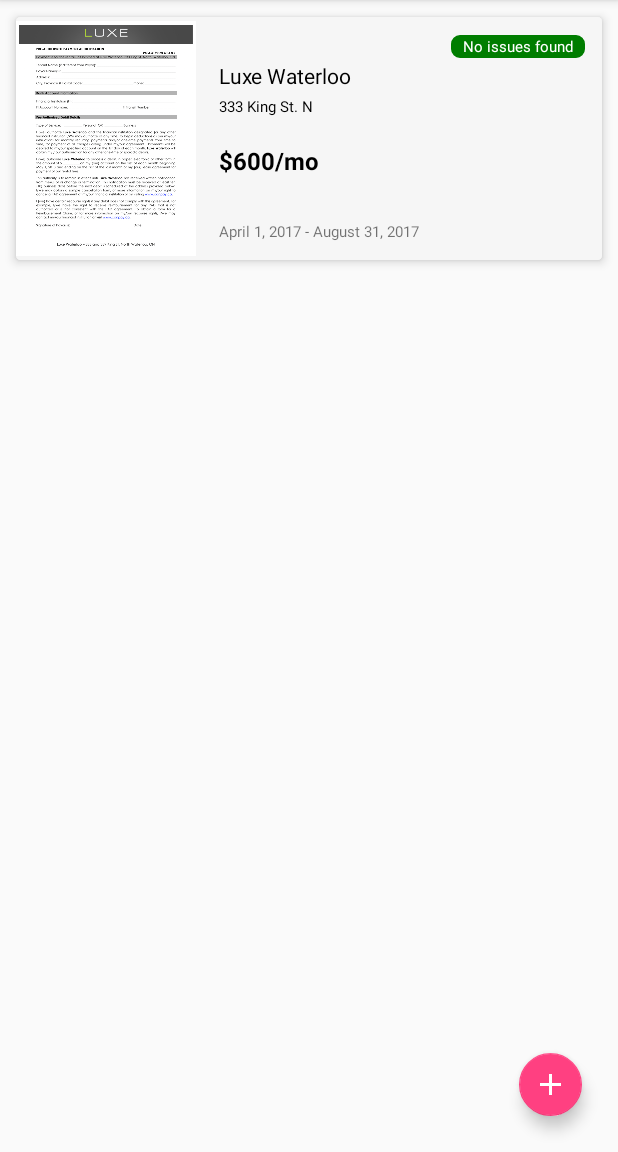
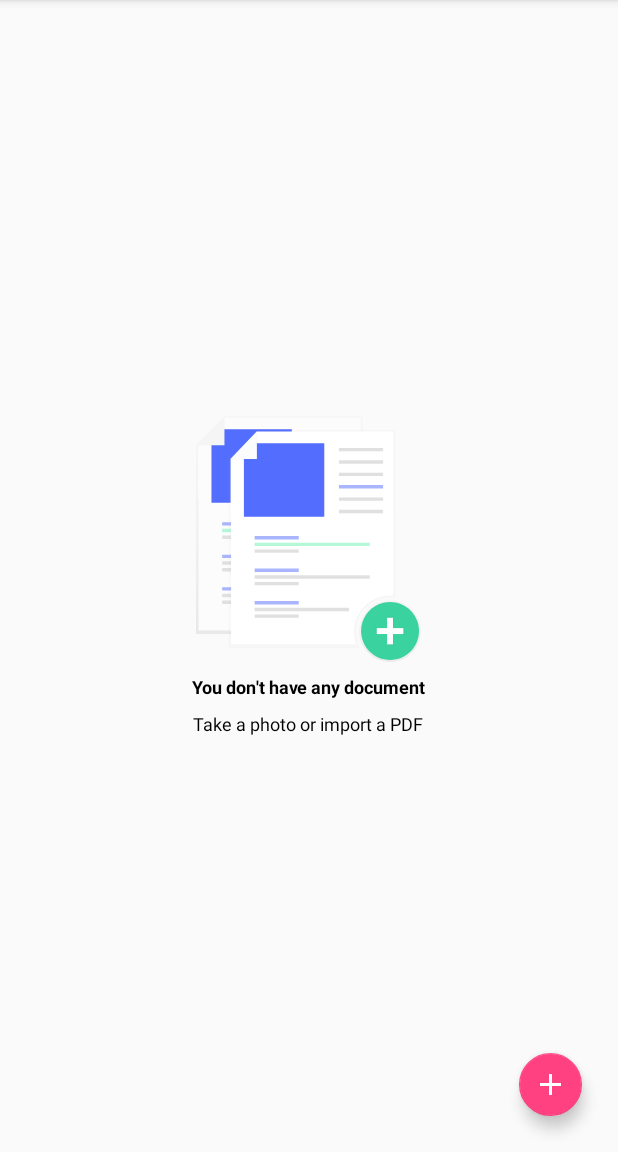
Before and after one commit to nshaheer/RentSafe, an Android app: the screen it shows after launch (SafeRentActivity), on a phone screen of 412 x 824 dp, the part 84-1236 px from its top. Run offline under Robolectric (Android 15) with nearby library versions, the phone set to English and light mode, and no system bars; our stand-ins replace Dagger/Hilt's generated code; 3 statements that could not run were skipped.

Commit message:
Added DocumentRepository where API calls will be made to fetch analysis data. Added empty state in summary page. Hooked up repository to summary page as well.

```diff
--- a/LeaseGuard/app/src/main/java/com/leaseguard/leaseguard/AppModule.kt
+++ b/LeaseGuard/app/src/main/java/com/leaseguard/leaseguard/AppModule.kt
@@ -1,6 +1,7 @@
 package com.leaseguard.leaseguard
 
 import android.content.Context
+import com.leaseguard.leaseguard.repositories.DocumentRepository
 import dagger.Module
 import dagger.Provides
 import javax.inject.Singleton
@@ -12,4 +13,10 @@ class AppModule {
     fun provideContext(application: LeaseGuardApplication): Context {
         return application
     }
+
+    @Provides
+    @Singleton
+    fun provideDocumentRepository(): DocumentRepository {
+        return DocumentRepository()
+    }
 }
--- a/LeaseGuard/app/src/main/java/com/leaseguard/leaseguard/landing/AnalyzeDocActivity.kt
+++ b/LeaseGuard/app/src/main/java/com/leaseguard/leaseguard/landing/AnalyzeDocActivity.kt
@@ -102,6 +102,7 @@ class AnalyzeDocActivity : BaseActivity<AnalyzeDocActivityViewModel>() {
     override fun onOptionsItemSelected(item: MenuItem?): Boolean {
         return when (item?.itemId) {
             android.R.id.home -> {
+                setResult(RESULT_OK)
                 finish()
                 return true
             }
@@ -118,8 +119,8 @@ class AnalyzeDocActivity : BaseActivity<AnalyzeDocActivityViewModel>() {
         analyzingDialog = AlertDialog.Builder(this)
                 .setTitle("Analyzing document...")
                 .setMessage("We are automatically checking to see if there are any issues with your lease")
-                .setPositiveButton("CANCEL") { dialogInterface, _ ->
-                    analyzeDocViewModel.cancelAnalysis(dialogInterface)
+                .setPositiveButton("CANCEL") { _, _ ->
+                    analyzeDocViewModel.cancelAnalysis()
                 }
                 .setCancelable(false)
                 .create()
--- a/LeaseGuard/app/src/main/java/com/leaseguard/leaseguard/landing/AnalyzeDocActivityViewModel.kt
+++ b/LeaseGuard/app/src/main/java/com/leaseguard/leaseguard/landing/AnalyzeDocActivityViewModel.kt
@@ -1,14 +1,13 @@
 package com.leaseguard.leaseguard.landing
 
-import android.content.DialogInterface
-import android.util.Log
 import androidx.lifecycle.MutableLiveData
 import androidx.lifecycle.ViewModel
 import com.leaseguard.leaseguard.models.LeaseDocument
 import com.leaseguard.leaseguard.models.RentIssue
+import com.leaseguard.leaseguard.repositories.DocumentRepository
 import javax.inject.Inject
 
-class AnalyzeDocActivityViewModel @Inject constructor() : ViewModel() {
+class AnalyzeDocActivityViewModel @Inject constructor(private val documentRepository: DocumentRepository) : ViewModel() {
     val rentIsSafe = false
     val dummyDocument = LeaseDocument("Luxe Waterloo", "333 King Street N", 600, "May 1, 2017 - Aug 31, 2017", 2)
     val dummyIssues = listOf(
@@ -31,7 +30,6 @@ class AnalyzeDocActivityViewModel @Inject constructor() : ViewModel() {
     var leaseDetails: MutableLiveData<LeaseDocument> = MutableLiveData()
 
     fun doAnalysis() {
-        Log.d("sang", "i am doing analysis")
         isLoading.postValue(true)
         // TODO: Make an API call
         val thread = Thread(Runnable {
@@ -40,11 +38,12 @@ class AnalyzeDocActivityViewModel @Inject constructor() : ViewModel() {
             showSafeRent.postValue(rentIsSafe)
             rentIssues.postValue(dummyIssues)
             leaseDetails.postValue(dummyDocument)
+            documentRepository.addDocument(dummyDocument)
         })
         thread.start()
     }
 
-    fun cancelAnalysis(dialogInterface: DialogInterface) {
+    fun cancelAnalysis() {
         endActivity.postValue(0)
     }
 }
--- a/LeaseGuard/app/src/main/java/com/leaseguard/leaseguard/landing/SafeRentActivity.kt
+++ b/LeaseGuard/app/src/main/java/com/leaseguard/leaseguard/landing/SafeRentActivity.kt
@@ -19,11 +19,15 @@ import javax.inject.Inject
 
 class SafeRentActivity : BaseActivity<SafeRentActivityViewModel>() {
     private val LIBRARY_CODE = 1
+    private val ANALYZE_DOC_CODE = 2
 
     @Inject
     lateinit var safeRentViewModel : SafeRentActivityViewModel
+
     private lateinit var viewAdapter: RecyclerView.Adapter<*>
     private lateinit var viewManager: RecyclerView.LayoutManager
+
+    private val leaseList : ArrayList<LeaseDocument> = ArrayList()
 
     override fun onCreate(savedInstanceState: Bundle?) {
         super.onCreate(savedInstanceState)
@@ -48,12 +52,25 @@ class SafeRentActivity : BaseActivity<SafeRentActivityViewModel>() {
 
         safeRentViewModel.startAnalyzeDocActivity.observe(this, Observer {
             val intent = Intent(this, AnalyzeDocActivity::class.java)
-            startActivity(intent)
+            startActivityForResult(intent, ANALYZE_DOC_CODE)
         })
 
-        val leaseList : ArrayList<LeaseDocument> = ArrayList();
-        val leaseDocument : LeaseDocument = LeaseDocument("Luxe Waterloo", "333 King St. N", 600, "April 1, 2017 - August 31, 2017", 0)
-        leaseList.add(leaseDocument)
+        safeRentViewModel.documentUpdated.observe(this, Observer { documents ->
+            leaseList.clear()
+            leaseList.addAll(documents)
+            viewAdapter.notifyDataSetChanged()
+            if (leaseList.isNotEmpty()) {
+                noDocumentContainer.visibility = View.GONE
+            } else {
+                noDocumentContainer.visibility = View.VISIBLE
+            }
+        })
+
+        if (leaseList.isNotEmpty()) {
+            noDocumentContainer.visibility = View.GONE
+        } else {
+            noDocumentContainer.visibility = View.VISIBLE
+        }
         viewAdapter = DocumentAdapter(leaseList)
         viewManager = LinearLayoutManager(this)
         recyclerDocumentList.setHasFixedSize(true)
@@ -115,9 +132,13 @@ class SafeRentActivity : BaseActivity<SafeRentActivityViewModel>() {
 
     override fun onActivityResult(requestCode: Int, resultCode: Int, data: Intent?) {
         super.onActivityResult(requestCode, resultCode, data)
-        if (requestCode == LIBRARY_CODE && resultCode == RESULT_OK) {
-            val resultFile = data?.data
-            safeRentViewModel.onFileSelected(resultFile)
+        if (resultCode == RESULT_OK) {
+            if (requestCode == LIBRARY_CODE) {
+                val resultFile = data?.data
+                safeRentViewModel.onFileSelected(resultFile)
+            } else if (requestCode == ANALYZE_DOC_CODE) {
+                safeRentViewModel.onReturned()
+            }
         }
     }
 }
--- a/LeaseGuard/app/src/main/java/com/leaseguard/leaseguard/landing/SafeRentActivityModule.kt
+++ b/LeaseGuard/app/src/main/java/com/leaseguard/leaseguard/landing/SafeRentActivityModule.kt
@@ -1,17 +1,18 @@
 package com.leaseguard.leaseguard.landing
 
+import com.leaseguard.leaseguard.repositories.DocumentRepository
 import dagger.Module
 import dagger.Provides
 
 @Module
 class SafeRentActivityModule {
     @Provides
-    fun provideSafeRentActivityViewModel() : SafeRentActivityViewModel {
-        return SafeRentActivityViewModel()
+    fun provideSafeRentActivityViewModel(documentRepository: DocumentRepository) : SafeRentActivityViewModel {
+        return SafeRentActivityViewModel(documentRepository)
     }
 
     @Provides
-    fun provideAnalyzeDocActivityViewModel(): AnalyzeDocActivityViewModel {
-        return AnalyzeDocActivityViewModel()
+    fun provideAnalyzeDocActivityViewModel(documentRepository: DocumentRepository): AnalyzeDocActivityViewModel {
+        return AnalyzeDocActivityViewModel(documentRepository)
     }
 }
--- a/LeaseGuard/app/src/main/java/com/leaseguard/leaseguard/landing/SafeRentActivityViewModel.kt
+++ b/LeaseGuard/app/src/main/java/com/leaseguard/leaseguard/landing/SafeRentActivityViewModel.kt
@@ -3,13 +3,21 @@ package com.leaseguard.leaseguard.landing
 import android.net.Uri
 import androidx.lifecycle.MutableLiveData
 import androidx.lifecycle.ViewModel
+import com.leaseguard.leaseguard.models.LeaseDocument
+import com.leaseguard.leaseguard.repositories.DocumentRepository
 import javax.inject.Inject
 
-class SafeRentActivityViewModel @Inject constructor() : ViewModel() {
+class SafeRentActivityViewModel @Inject constructor(private val documentRepository: DocumentRepository) : ViewModel() {
     var startAnalyzeDocActivity: MutableLiveData<Int> = MutableLiveData()
+    var documentUpdated: MutableLiveData<List<LeaseDocument>> = MutableLiveData()
+
     fun onFileSelected(file : Uri?) {
         // TODO: save file to data layer (injected repository)
         // start analyze activity
         startAnalyzeDocActivity.postValue(0)
     }
+
+    fun onReturned() {
+        documentUpdated.postValue(documentRepository.getDocuments())
+    }
 }
--- /dev/null
+++ b/LeaseGuard/app/src/main/java/com/leaseguard/leaseguard/repositories/DocumentRepository.kt
@@ -0,0 +1,16 @@
+package com.leaseguard.leaseguard.repositories
+
+import com.leaseguard.leaseguard.models.LeaseDocument
+import javax.inject.Inject
+
+class DocumentRepository @Inject constructor() {
+    private var documents: List<LeaseDocument>? = null
+
+    fun getDocuments(): List<LeaseDocument> {
+        return documents?: listOf()
+    }
+
+    fun addDocument(doc: LeaseDocument) {
+        documents = listOf(doc)
+    }
+}
--- /dev/null
+++ b/LeaseGuard/app/src/main/res/drawable/ic_empty_documents.xml
@@ -0,0 +1,244 @@
+<vector xmlns:android="http://schemas.android.com/apk/res/android"
+    xmlns:aapt="http://schemas.android.com/aapt"
+    android:width="150dp"
+    android:height="164dp"
+    android:viewportWidth="150"
+    android:viewportHeight="164">
+  <path
+      android:pathData="M85.302,132.414C85.302,121.755 95.833,111.928 106.498,111.928C108.132,111.928 109.716,111.516 111.237,111.895C111.258,111.43 111.27,108.695 111.27,108.225V0H18.956L0,19.461V145.388H87.157C85.282,142.414 85.302,136.191 85.302,132.414Z">
+    <aapt:attr name="android:fillColor">
+      <gradient
+          android:startY="145.388"
+          android:startX="55.6319"
+          android:endY="0"
+          android:endX="55.6319"
+          android:type="linear">
+        <item android:offset="0" android:color="#3FB3B3B3"/>
+        <item android:offset="0.54" android:color="#19B3B3B3"/>
+        <item android:offset="1" android:color="#0CB3B3B3"/>
+      </gradient>
+    </aapt:attr>
+  </path>
+  <path
+      android:pathData="M83.654,134.473C83.654,128.083 86.194,121.955 90.715,117.436C95.236,112.918 101.367,110.379 107.761,110.379C108.488,110.379 109.203,110.414 109.92,110.476V54.611H1.747V142.917H85.176C84.166,140.216 83.651,137.356 83.654,134.473Z"
+      android:fillColor="#FCFCFC"/>
+  <path
+      android:pathData="M109.84,55.435H1.424V19.461L18.956,1.133H109.84V55.435Z"
+      android:fillColor="#FCFCFC"/>
+  <path
+      android:pathData="M103.088,12.066H73.679V14.308H103.088V12.066Z"
+      android:fillColor="#E0E0E0"/>
+  <path
+      android:pathData="M103.088,20.303H73.679V22.545H103.088V20.303Z"
+      android:fillColor="#E0E0E0"/>
+  <path
+      android:pathData="M103.088,28.54H73.679V30.783H103.088V28.54Z"
+      android:fillColor="#E0E0E0"/>
+  <path
+      android:pathData="M103.088,36.777H73.679V39.02H103.088V36.777Z"
+      android:strokeAlpha="0.5"
+      android:fillColor="#536DFE"
+      android:fillAlpha="0.5"/>
+  <path
+      android:pathData="M103.088,45.015H73.679V47.257H103.088V45.015Z"
+      android:fillColor="#E0E0E0"/>
+  <path
+      android:pathData="M103.088,53.252H73.679V55.494H103.088V53.252Z"
+      android:fillColor="#E0E0E0"/>
+  <path
+      android:pathData="M46.865,70.756H17.456V72.999H46.865V70.756Z"
+      android:strokeAlpha="0.5"
+      android:fillColor="#536DFE"
+      android:fillAlpha="0.5"/>
+  <path
+      android:pathData="M46.865,79.722H17.456V81.965H46.865V79.722Z"
+      android:fillColor="#E0E0E0"/>
+  <path
+      android:pathData="M94.22,75.239H17.456V77.482H94.22V75.239Z"
+      android:strokeAlpha="0.5"
+      android:fillColor="#69F0AE"
+      android:fillAlpha="0.5"/>
+  <path
+      android:pathData="M46.865,92.426H17.456V94.669H46.865V92.426Z"
+      android:strokeAlpha="0.5"
+      android:fillColor="#536DFE"
+      android:fillAlpha="0.5"/>
+  <path
+      android:pathData="M46.865,101.395H17.456V103.637H46.865V101.395Z"
+      android:fillColor="#E0E0E0"/>
+  <path
+      android:pathData="M94.22,96.91H17.456V99.152H94.22V96.91Z"
+      android:fillColor="#E0E0E0"/>
+  <path
+      android:pathData="M46.865,114.099H17.456V116.341H46.865V114.099Z"
+      android:strokeAlpha="0.5"
+      android:fillColor="#536DFE"
+      android:fillAlpha="0.5"/>
+  <path
+      android:pathData="M46.865,123.065H17.456V125.307H46.865V123.065Z"
+      android:fillColor="#E0E0E0"/>
+  <path
+      android:pathData="M80.384,118.582H17.456V120.824H80.384V118.582Z"
+      android:fillColor="#E0E0E0"/>
+  <path
+      android:pathData="M63.874,57.867H10.302V11.12L12.157,8.855H16.432H63.874V57.867Z"
+      android:fillColor="#536DFE"/>
+  <path
+      android:pathData="M1.012,19.872H19.368V0.721L1.012,19.872Z">
+    <aapt:attr name="android:fillColor">
+      <gradient
+          android:startY="1848.86"
+          android:startX="908.922"
+          android:endY="67.7515"
+          android:endX="908.922"
+          android:type="linear">
+        <item android:offset="0" android:color="#3FB3B3B3"/>
+        <item android:offset="0.54" android:color="#19B3B3B3"/>
+        <item android:offset="1" android:color="#0CB3B3B3"/>
+      </gradient>
+    </aapt:attr>
+  </path>
+  <path
+      android:pathData="M1.424,19.461H18.956V1.133L1.424,19.461Z"
+      android:fillColor="#F5F5F5"/>
+  <path
+      android:pathData="M129.369,164C140.763,164 150,154.768 150,143.38C150,131.992 140.763,122.76 129.369,122.76C117.975,122.76 108.738,131.992 108.738,143.38C108.738,154.768 117.975,164 129.369,164Z"
+      android:strokeAlpha="0.5"
+      android:fillAlpha="0.5">
+    <aapt:attr name="android:fillColor">
+      <gradient
+          android:startY="164"
+          android:startX="129.369"
+          android:endY="122.76"
+          android:endX="129.369"
+          android:type="linear">
+        <item android:offset="0" android:color="#3F808080"/>
+        <item android:offset="0.54" android:color="#1E808080"/>
+        <item android:offset="1" android:color="#19808080"/>
+      </gradient>
+    </aapt:attr>
+  </path>
+  <path
+      android:pathData="M129.369,162.68C140.034,162.68 148.679,154.039 148.679,143.38C148.679,132.721 140.034,124.08 129.369,124.08C118.704,124.08 110.058,132.721 110.058,143.38C110.058,154.039 118.704,162.68 129.369,162.68Z"
+      android:fillColor="#3AD29F"/>
+  <path
+      android:pathData="M139.788,141.053H131.695V132.966H127.043V141.053H118.949V145.705H127.043V153.794H131.695V145.705H139.788V141.053Z"
+      android:strokeAlpha="0.5"
+      android:fillAlpha="0.5">
+    <aapt:attr name="android:fillColor">
+      <gradient
+          android:startY="15687.7"
+          android:startX="13203.3"
+          android:endY="13581.2"
+          android:endX="13203.3"
+          android:type="linear">
+        <item android:offset="0" android:color="#3F808080"/>
+        <item android:offset="0.54" android:color="#1E808080"/>
+        <item android:offset="1" android:color="#19808080"/>
+      </gradient>
+    </aapt:attr>
+  </path>
+  <path
+      android:pathData="M131.347,134.527H127.391V152.231H131.347V134.527Z"
+      android:fillColor="#ffffff"/>
+  <path
+      android:pathData="M138.227,145.357V141.403H120.513V145.357H138.227Z"
+      android:fillColor="#ffffff"/>
+  <path
+      android:pathData="M106.937,141.681C106.937,131.022 117.468,121.195 128.133,121.195C129.766,121.195 131.351,120.783 132.872,121.162C132.892,120.697 132.905,117.962 132.905,117.492V9.267H40.591L21.635,28.728V154.655H108.791C106.916,151.681 106.937,145.458 106.937,141.681Z">
+    <aapt:attr name="android:fillColor">
+      <gradient
+          android:startY="116728"
+          android:startX="68007.6"
+          android:endY="14084.3"
+          android:endX="68007.6"
+          android:type="linear">
+        <item android:offset="0" android:color="#3FB3B3B3"/>
+        <item android:offset="0.54" android:color="#19B3B3B3"/>
+        <item android:offset="1" android:color="#0CB3B3B3"/>
+      </gradient>
+    </aapt:attr>
+  </path>
+  <path
+      android:pathData="M105.288,143.74C105.288,137.35 107.828,131.222 112.349,126.703C116.87,122.185 123.002,119.646 129.396,119.646C130.123,119.646 130.838,119.681 131.555,119.743V63.878H23.382V152.184H106.811C105.801,149.483 105.285,146.623 105.288,143.74Z"
+      android:fillColor="#ffffff"/>
+  <path
+      android:pathData="M131.475,64.702H23.058V28.728L40.591,10.4H131.475V64.702Z"
+      android:fillColor="#ffffff"/>
+  <path
+      android:pathData="M124.723,21.333H95.314V23.575H124.723V21.333Z"
+      android:fillColor="#E0E0E0"/>
+  <path
+      android:pathData="M124.723,29.57H95.314V31.812H124.723V29.57Z"
+      android:fillColor="#E0E0E0"/>
+  <path
+      android:pathData="M124.723,37.807H95.314V40.05H124.723V37.807Z"
+      android:fillColor="#E0E0E0"/>
+  <path
+      android:pathData="M124.723,46.044H95.314V48.287H124.723V46.044Z"
+      android:strokeAlpha="0.5"
+      android:fillColor="#536DFE"
+      android:fillAlpha="0.5"/>
+  <path
+      android:pathData="M124.723,54.282H95.314V56.524H124.723V54.282Z"
+      android:fillColor="#E0E0E0"/>
+  <path
+      android:pathData="M124.723,62.519H95.314V64.761H124.723V62.519Z"
+      android:fillColor="#E0E0E0"/>
+  <path
+      android:pathData="M68.499,80.023H39.091V82.266H68.499V80.023Z"
+      android:strokeAlpha="0.5"
+      android:fillColor="#536DFE"
+      android:fillAlpha="0.5"/>
+  <path
+      android:pathData="M68.499,88.989H39.091V91.232H68.499V88.989Z"
+      android:fillColor="#E0E0E0"/>
+  <path
+      android:pathData="M115.854,84.506H39.091V86.749H115.854V84.506Z"
+      android:strokeAlpha="0.5"
+      android:fillColor="#69F0AE"
+      android:fillAlpha="0.5"/>
+  <path
+      android:pathData="M68.499,101.693H39.091V103.936H68.499V101.693Z"
+      android:strokeAlpha="0.5"
+      android:fillColor="#536DFE"
+      android:fillAlpha="0.5"/>
+  <path
+      android:pathData="M68.499,110.662H39.091V112.904H68.499V110.662Z"
+      android:fillColor="#E0E0E0"/>
+  <path
+      android:pathData="M115.854,106.176H39.091V108.419H115.854V106.176Z"
+      android:fillColor="#E0E0E0"/>
+  <path
+      android:pathData="M68.499,123.366H39.091V125.608H68.499V123.366Z"
+      android:strokeAlpha="0.5"
+      android:fillColor="#536DFE"
+      android:fillAlpha="0.5"/>
+  <path
+      android:pathData="M68.499,132.332H39.091V134.574H68.499V132.332Z"
+      android:fillColor="#E0E0E0"/>
+  <path
+      android:pathData="M102.019,127.849H39.091V130.091H102.019V127.849Z"
+      android:fillColor="#E0E0E0"/>
+  <path
+      android:pathData="M85.508,67.134H31.937V20.387L33.791,18.122H38.067H85.508V67.134Z"
+      android:fillColor="#536DFE"/>
+  <path
+      android:pathData="M22.646,29.139H41.003V9.988L22.646,29.139Z">
+    <aapt:attr name="android:fillColor">
+      <gradient
+          android:startY="2719.95"
+          android:startX="2857.99"
+          android:endY="938.843"
+          android:endX="2857.99"
+          android:type="linear">
+        <item android:offset="0" android:color="#3FB3B3B3"/>
+        <item android:offset="0.54" android:color="#19B3B3B3"/>
+        <item android:offset="1" android:color="#0CB3B3B3"/>
+      </gradient>
+    </aapt:attr>
+  </path>
+  <path
+      android:pathData="M23.058,28.728H40.591V10.4L23.058,28.728Z"
+      android:fillColor="#FCFCFC"/>
+</vector>
--- a/LeaseGuard/app/src/main/res/layout/activity_saferent.xml
+++ b/LeaseGuard/app/src/main/res/layout/activity_saferent.xml
@@ -4,6 +4,31 @@
     android:layout_height="match_parent"
     android:id="@+id/activity_saferent"
     xmlns:app="http://schemas.android.com/apk/res-auto">
+    <LinearLayout
+        android:id="@+id/noDocumentContainer"
+        android:layout_width="match_parent"
+        android:layout_height="match_parent"
+        android:orientation="vertical"
+        android:gravity="center">
+        <ImageView
+            android:layout_width="wrap_content"
+            android:layout_height="wrap_content"
+            android:src="@drawable/ic_empty_documents" />
+        <TextView
+            android:layout_width="wrap_content"
+            android:layout_height="wrap_content"
+            android:theme="@style/BaseText.Text14"
+            android:text="@string/no_document"
+            android:textStyle="bold"
+            android:layout_marginTop="@dimen/generic_margin_8dp" />
+        <TextView
+            android:layout_width="wrap_content"
+            android:layout_height="wrap_content"
+            android:theme="@style/BaseText.Text14"
+            android:text="@string/no_document_desc"
+            android:layout_marginTop="@dimen/generic_margin_8dp"/>
+    </LinearLayout>
+
     <androidx.recyclerview.widget.RecyclerView
         android:layout_width="match_parent"
         android:layout_height="wrap_content"
--- a/LeaseGuard/app/src/main/res/values/strings.xml
+++ b/LeaseGuard/app/src/main/res/values/strings.xml
@@ -12,4 +12,6 @@
     <string name="sign_lease">SIGN LEASE</string>
     <string name="edit_lease_details_manually">Edit lease details manually</string>
     <string name="rent_amount_per_month">$%.2f / month</string>
+    <string name="no_document">You don\'t have any document</string>
+    <string name="no_document_desc">Take a photo or import a PDF</string>
 </resources>
--- a/LeaseGuard/app/src/main/res/values/styles.xml
+++ b/LeaseGuard/app/src/main/res/values/styles.xml
@@ -17,6 +17,9 @@
         <item name="android:textSize">14sp</item>
         <item name="android:textColor">@color/darkblack</item>
     </style>
+    <style name="BaseText.Text14">
+        <item name="android:textSize">12sp</item>
+    </style>
     <style name="BaseText.Text12">
         <item name="android:textSize">12sp</item>
     </style>
```
